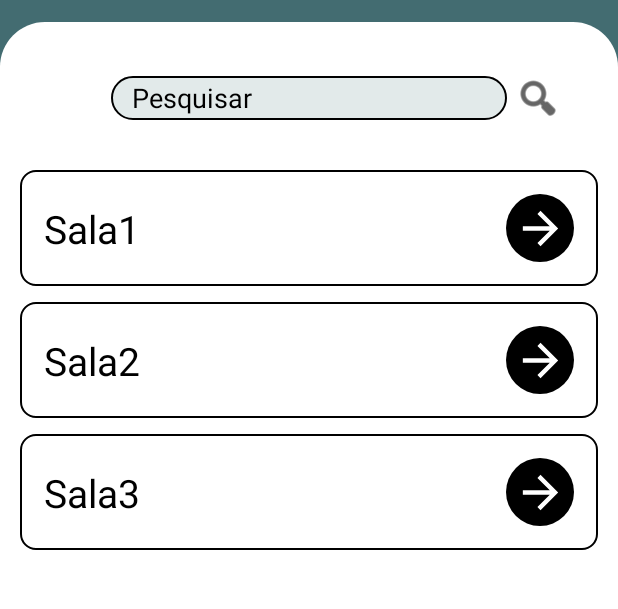
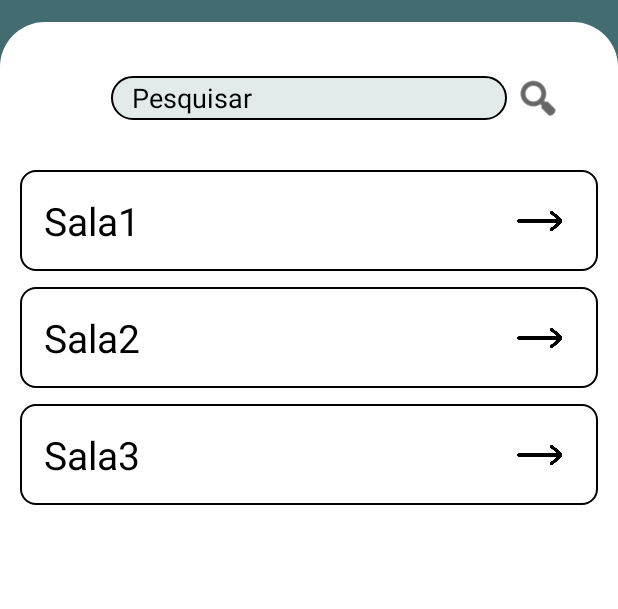
Before and after one commit to artcarvalho/DreamLock, an Android app: the screen it shows after launch (MainActivity), on a phone screen of 412 x 824 dp, the part 143-752 px from its top. Run offline under Robolectric (Android 15) with nearby library versions, the phone set to English and light mode, and no system bars; Roboto replaces fonts that are not available here.

Commit message:
Design melhorado, itens apagados corretamente e nfc lido!! (falta apenas ler os logs)

```diff
--- a/app/src/main/java/artur/renata/dreamlock/activity/SalasActivity.java
+++ b/app/src/main/java/artur/renata/dreamlock/activity/SalasActivity.java
@@ -118,9 +118,7 @@ public class SalasActivity extends AppCompatActivity {
     protected void onActivityResult(int requestCode, int resultCode, @Nullable Intent data) {
         super.onActivityResult(requestCode, resultCode, data);
         if(requestCode == NEW_USER_REQUEST) {
-            if(resultCode == Activity.RESULT_OK) {
-               lerDadosAcesso(sala);
-            }
+            lerDadosAcesso(sala);
         }
     }
 }
--- a/app/src/main/java/artur/renata/dreamlock/adapter/AdapterAcesso.java
+++ b/app/src/main/java/artur/renata/dreamlock/adapter/AdapterAcesso.java
@@ -4,6 +4,7 @@ import android.view.LayoutInflater;
 import android.view.View;
 import android.view.ViewGroup;
 import android.widget.Button;
+import android.widget.ImageButton;
 import android.widget.TextView;
 
 import androidx.annotation.NonNull;
@@ -50,6 +51,9 @@ public class AdapterAcesso extends RecyclerView.Adapter {
         TextView nomeView = v.findViewById(R.id.nome_userView);
         nomeView.setText(id.nome);
 
+        ImageButton btn_add = (ImageButton) v.findViewById(R.id.btn_add);
+        btn_add.setVisibility(View.INVISIBLE);
+
         TextView idView = v.findViewById(R.id.id_tagView);
         idView.setText(id.id);
         Button btn_apagar = v.findViewById(R.id.btn_removeUser);
--- a/app/src/main/java/artur/renata/dreamlock/adapter/AdapterSalas.java
+++ b/app/src/main/java/artur/renata/dreamlock/adapter/AdapterSalas.java
@@ -8,6 +8,7 @@ import android.widget.Button;
 import android.widget.TextView;
 
 import androidx.annotation.NonNull;
+import androidx.constraintlayout.widget.ConstraintLayout;
 import androidx.recyclerview.widget.RecyclerView;
 
 import java.util.List;
@@ -46,9 +47,9 @@ public class AdapterSalas extends RecyclerView.Adapter{
         TextView NomeSalaView = v.findViewById(R.id.nomeSala);
         NomeSalaView.setText(sala.nome);
 
-        Button btn_entrar = v.findViewById(R.id.button_entry);
+        ConstraintLayout constraintLayoutSala = v.findViewById(R.id.constraintLayoutSala);
 
-        btn_entrar.setOnClickListener(new View.OnClickListener() {
+        constraintLayoutSala.setOnClickListener(new View.OnClickListener() {
             @Override
             public void onClick(View v) {
                 Intent i = new Intent(mainActivity, SalasActivity.class);
--- a/app/src/main/res/drawable/circulo.xml
+++ b/app/src/main/res/drawable/circulo.xml
@@ -3,8 +3,9 @@
     android:shape="oval">
 
     <solid
-        android:color="#000000"/>
+        android:color="#3C6E71"/>
 
     <corners android:radius="100dp"/>
 
+
     ></shape>
--- a/app/src/main/res/layout/activity_cadastro.xml
+++ b/app/src/main/res/layout/activity_cadastro.xml
@@ -18,6 +18,7 @@
         android:backgroundTint="#000000"
         android:hint="Nome"
         android:textColor="#000000"
+        android:textColorHint="#51000000"
         android:textSize="24sp"
         app:layout_constraintEnd_toEndOf="parent"
         app:layout_constraintStart_toStartOf="parent"
@@ -69,8 +70,10 @@
         android:layout_marginEnd="32dp"
         android:backgroundTint="#000000"
         android:ems="10"
-        android:hint="Id"
+        android:hint="ID"
         android:inputType="text"
+        android:textColor="#000000"
+        android:textColorHint="#66000000"
         android:textSize="24sp"
         app:layout_constraintEnd_toEndOf="parent"
         app:layout_constraintStart_toStartOf="parent"
--- a/app/src/main/res/layout/listas_stylesala.xml
+++ b/app/src/main/res/layout/listas_stylesala.xml
@@ -2,6 +2,7 @@
 <androidx.constraintlayout.widget.ConstraintLayout xmlns:android="http://schemas.android.com/apk/res/android"
     xmlns:app="http://schemas.android.com/apk/res-auto"
     xmlns:tools="http://schemas.android.com/tools"
+    android:id="@+id/constraintLayoutSala"
     android:layout_width="match_parent"
     android:layout_height="wrap_content"
     android:layout_margin="5dp"
@@ -13,6 +14,8 @@
         android:layout_width="wrap_content"
         android:layout_height="wrap_content"
         android:layout_marginStart="16dp"
+        android:layout_marginTop="16dp"
+        android:layout_marginBottom="16dp"
         android:text="Sala 1"
         android:textColor="#000000"
         android:textSize="26sp"
@@ -20,30 +23,14 @@
         app:layout_constraintStart_toStartOf="parent"
         app:layout_constraintTop_toTopOf="parent" />
 
-    <Button
-        android:id="@+id/button_entry"
-        android:layout_width="45dp"
-        android:layout_height="45dp"
-        android:layout_marginTop="16dp"
-        android:layout_marginEnd="16dp"
-        android:layout_marginBottom="16dp"
-        android:background="@drawable/circulo"
-        app:backgroundTint="@null"
+    <ImageView
+        android:id="@+id/imageView"
+        android:layout_width="30dp"
+        android:layout_height="25dp"
+        android:layout_marginEnd="24dp"
+        android:background="@drawable/seta"
         app:layout_constraintBottom_toBottomOf="parent"
         app:layout_constraintEnd_toEndOf="parent"
         app:layout_constraintTop_toTopOf="parent" />
 
-    <ImageView
-        android:id="@+id/imageView2"
-        android:layout_width="35dp"
-        android:layout_height="35dp"
-        android:rotationX="0"
-        android:rotationY="180"
-        android:tint="#FFFFFF"
-        app:layout_constraintBottom_toBottomOf="@+id/button_entry"
-        app:layout_constraintEnd_toEndOf="@+id/button_entry"
-        app:layout_constraintStart_toStartOf="@+id/button_entry"
-        app:layout_constraintTop_toTopOf="@+id/button_entry"
-        app:srcCompat="?attr/homeAsUpIndicator" />
-
 </androidx.constraintlayout.widget.ConstraintLayout>
```
Also changed, not shown: app/src/main/java/artur/renata/dreamlock/activity/UsuariosActivity.java (+2 -8 lines), app/src/main/java/artur/renata/dreamlock/adapter/AdapterUser.java (+38 -5 lines), app/src/main/res/layout/activity_salas.xml (+12 -7 lines), app/src/main/res/layout/activity_usuarios.xml (+34 -11 lines), app/src/main/res/layout/lista_usuarios.xml (+28 -19 lines), app/src/main/res/drawable/adicionar.png (added), app/src/main/res/drawable/group.png (added), app/src/main/res/drawable/reconheciment.png (added), app/src/main/res/drawable/seta.png (added), app/src/main/res/drawable/topo.png (added), app/src/main/res/drawable/trash.png (added).
